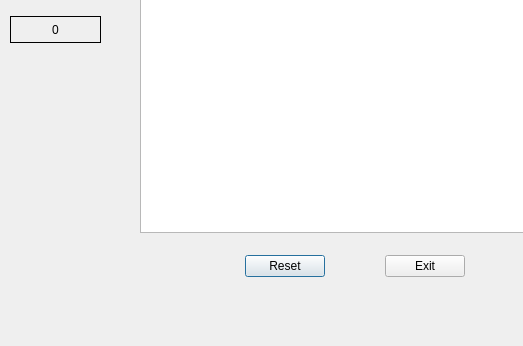
The window that 1vs1_qt/Second_version/dotandbox_1_1/game_window.ui (MarcoAlejandro/dotandbox_github) describes before a commit, drawn with Qt 5; both pictures show x 0 to 523 and y 148 to 494 of the 774 by 494 pixel window.
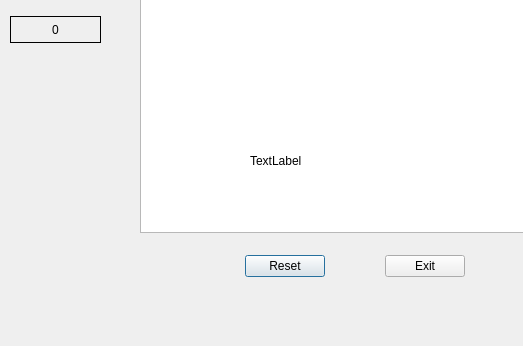
The same window after the commit. Icons and pictures are not drawn. Custom widgets are drawn as their Qt base class.

```diff
--- a/1vs1_qt/Second_version/dotandbox_1_1/game_window.ui
+++ b/1vs1_qt/Second_version/dotandbox_1_1/game_window.ui
@@ -236,6 +236,19 @@
     <bool>true</bool>
    </property>
   </widget>
+  <widget class="QLabel" name="bandera">
+   <property name="geometry">
+    <rect>
+     <x>250</x>
+     <y>300</y>
+     <width>67</width>
+     <height>17</height>
+    </rect>
+   </property>
+   <property name="text">
+    <string>TextLabel</string>
+   </property>
+  </widget>
   <zorder>layoutWidget</zorder>
   <zorder>layoutWidget</zorder>
   <zorder>layoutWidget</zorder>
@@ -243,6 +256,7 @@
   <zorder>l_img</zorder>
   <zorder>l_img_2</zorder>
   <zorder>l_img_3</zorder>
+  <zorder>bandera</zorder>
  </widget>
  <customwidgets>
   <customwidget>
```
